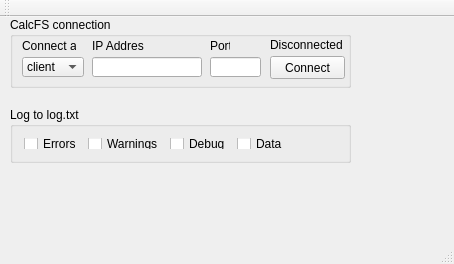
Before: the Qt Designer form dsu_osis/mainwindow.ui in omishukov/dsu_osis, drawn with Qt 5.
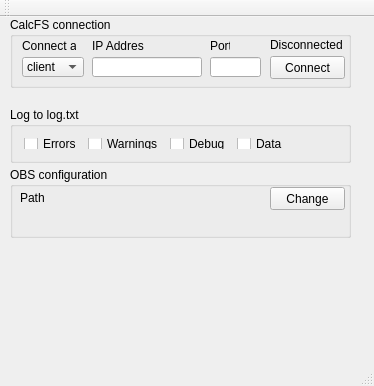
After: the same form once the commit is applied.

What changed in the file:
```diff
--- a/dsu_osis/mainwindow.ui
+++ b/dsu_osis/mainwindow.ui
@@ -6,8 +6,8 @@
    <rect>
     <x>0</x>
     <y>0</y>
-    <width>454</width>
-    <height>264</height>
+    <width>374</width>
+    <height>386</height>
    </rect>
   </property>
   <property name="windowTitle">
@@ -212,9 +212,45 @@
      </item>
     </layout>
    </widget>
-   <zorder>Connection</zorder>
-   <zorder>Logging</zorder>
-   <zorder>Logging</zorder>
+   <widget class="QGroupBox" name="ObsConfigPathGB">
+    <property name="geometry">
+     <rect>
+      <x>10</x>
+      <y>150</y>
+      <width>341</width>
+      <height>71</height>
+     </rect>
+    </property>
+    <property name="title">
+     <string>OBS configuration</string>
+    </property>
+    <widget class="QLabel" name="ObsConfigPathLabel">
+     <property name="geometry">
+      <rect>
+       <x>10</x>
+       <y>20</y>
+       <width>251</width>
+       <height>21</height>
+      </rect>
+     </property>
+     <property name="text">
+      <string>Path</string>
+     </property>
+    </widget>
+    <widget class="QPushButton" name="ChangeObsConfigPathPB">
+     <property name="geometry">
+      <rect>
+       <x>260</x>
+       <y>20</y>
+       <width>75</width>
+       <height>23</height>
+      </rect>
+     </property>
+     <property name="text">
+      <string>Change</string>
+     </property>
+    </widget>
+   </widget>
   </widget>
   <widget class="QMenuBar" name="menuBar">
    <property name="geometry">
```
Left out of the diff: 2 changed lines with no effect on the pictures.
